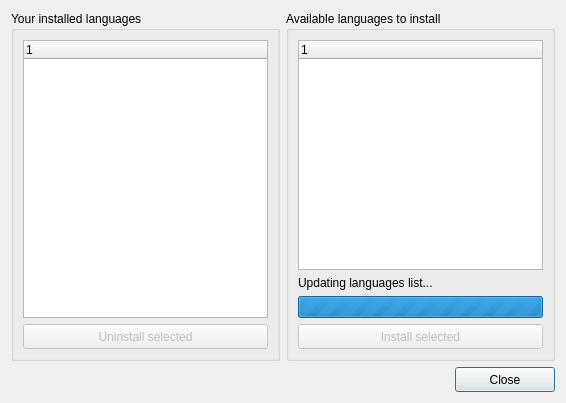
Before: the Qt Designer form ui/newlanguages.ui in ckorn/xvst, drawn with Qt 5.
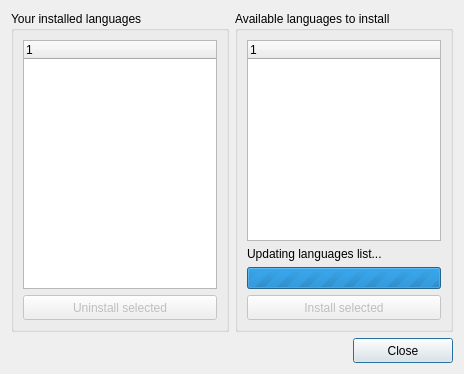
After: the same form once the commit is applied.

Commit message: - Resized forms

Diff of the .ui file:
```diff
--- a/ui/newlanguages.ui
+++ b/ui/newlanguages.ui
@@ -6,8 +6,8 @@
    <rect>
     <x>0</x>
     <y>0</y>
-    <width>566</width>
-    <height>403</height>
+    <width>464</width>
+    <height>374</height>
    </rect>
   </property>
   <property name="windowTitle">
@@ -153,6 +153,9 @@
         <property name="value">
          <number>-1</number>
         </property>
+        <property name="textVisible">
+         <bool>false</bool>
+        </property>
        </widget>
       </item>
       <item row="3" column="0">
```
Left out of the diff: 2 changed lines with no effect on the pictures. The commit also changes 2 other files.
